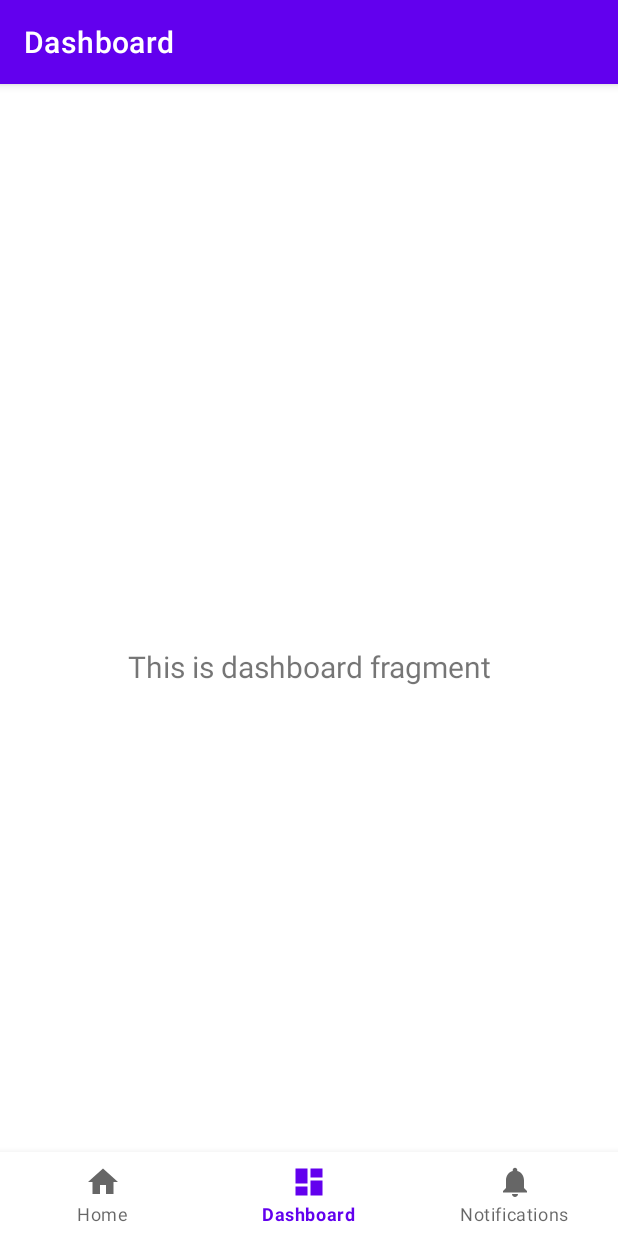
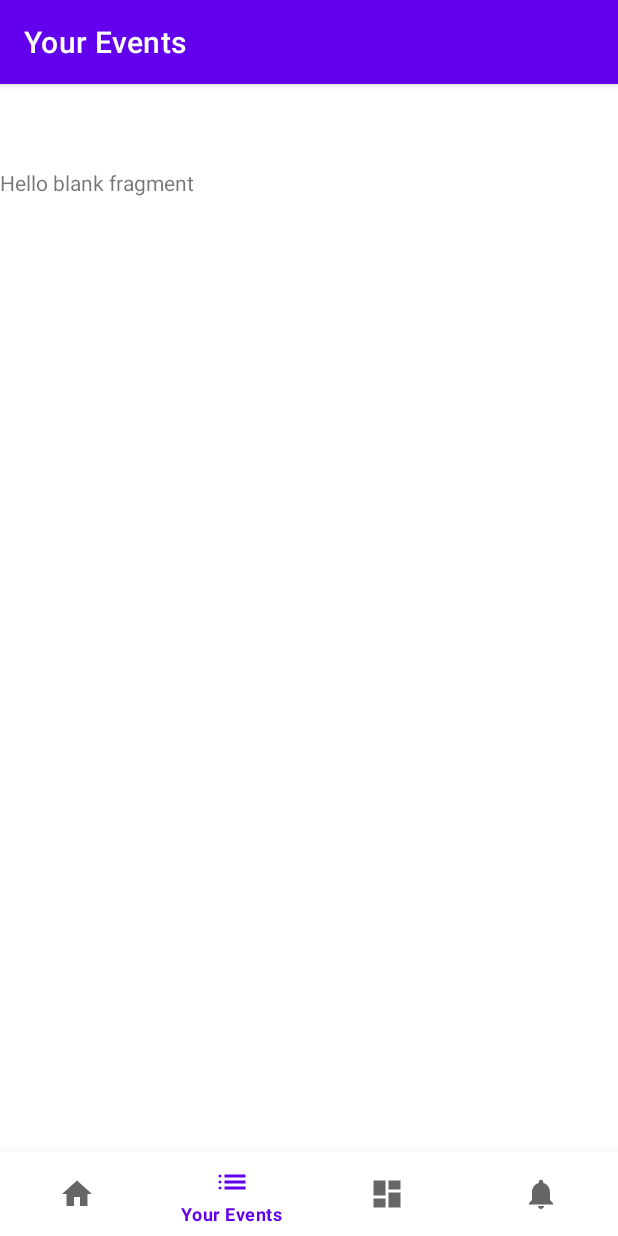
Before and after one commit to CMPUT301F25dangle/dangle-lotto, an Android app: the screen it shows after launch (MainActivity), item 2 of the bottom bar chosen, on a phone screen of 412 x 824 dp. Run offline under Robolectric (Android 15) with nearby library versions, the phone set to English and light mode, and no system bars; our stand-ins replace navigation-ui.

Commit message:
added your events button to bottom nav bar

```diff
--- a/app/src/main/java/com/example/dangle_lotto/MainActivity.java
+++ b/app/src/main/java/com/example/dangle_lotto/MainActivity.java
@@ -27,7 +27,7 @@ public class MainActivity extends AppCompatActivity {
         // Passing each menu ID as a set of Ids because each
         // menu should be considered as top level destinations.
         AppBarConfiguration appBarConfiguration = new AppBarConfiguration.Builder(
-                R.id.navigation_home, R.id.navigation_dashboard, R.id.navigation_notifications)
+                R.id.navigation_home, R.id.navigation_your_events, R.id.navigation_dashboard, R.id.navigation_notifications)
                 .build();
         NavController navController = Navigation.findNavController(this, R.id.nav_host_fragment_activity_main);
         NavigationUI.setupActionBarWithNavController(this, navController, appBarConfiguration);
--- a/app/src/main/java/com/example/dangle_lotto/ui/Event.java
+++ /dev/null
@@ -1,4 +0,0 @@
-package com.example.dangle_lotto.ui;
-
-public class Event {
-}
--- /dev/null
+++ b/app/src/main/java/com/example/dangle_lotto/ui/yourevents/YourEventsFragment.java
@@ -0,0 +1,29 @@
+package com.example.dangle_lotto.ui.yourevents;
+
+import android.os.Bundle;
+
+import androidx.fragment.app.Fragment;
+
+import android.view.LayoutInflater;
+import android.view.View;
+import android.view.ViewGroup;
+
+import com.example.dangle_lotto.R;
+import com.example.dangle_lotto.databinding.FragmentYourEventsBinding;
+
+/**
+ *
+ */
+public class YourEventsFragment extends Fragment {
+    private FragmentYourEventsBinding binding;
+
+    @Override
+    public View onCreateView(LayoutInflater inflater, ViewGroup container,
+                             Bundle savedInstanceState) {
+        binding = FragmentYourEventsBinding.inflate(inflater, container, false);
+        View root = binding.getRoot();
+
+
+        return root;
+    }
+}
--- /dev/null
+++ b/app/src/main/res/drawable/outline_list_24.xml
@@ -0,0 +1,5 @@
+<vector xmlns:android="http://schemas.android.com/apk/res/android" android:autoMirrored="true" android:height="24dp" android:tint="#000000" android:viewportHeight="960" android:viewportWidth="960" android:width="24dp">
+
+    <path android:fillColor="@android:color/white" android:pathData="M280,360L280,280L840,280L840,360L280,360ZM280,520L280,440L840,440L840,520L280,520ZM280,680L280,600L840,600L840,680L280,680ZM160,360Q143,360 131.5,348.5Q120,337 120,320Q120,303 131.5,291.5Q143,280 160,280Q177,280 188.5,291.5Q200,303 200,320Q200,337 188.5,348.5Q177,360 160,360ZM160,520Q143,520 131.5,508.5Q120,497 120,480Q120,463 131.5,451.5Q143,440 160,440Q177,440 188.5,451.5Q200,463 200,480Q200,497 188.5,508.5Q177,520 160,520ZM160,680Q143,680 131.5,668.5Q120,657 120,640Q120,623 131.5,611.5Q143,600 160,600Q177,600 188.5,611.5Q200,623 200,640Q200,657 188.5,668.5Q177,680 160,680Z"/>
+
+</vector>
--- /dev/null
+++ b/app/src/main/res/layout/fragment_your_events.xml
@@ -0,0 +1,14 @@
+<?xml version="1.0" encoding="utf-8"?>
+<FrameLayout xmlns:android="http://schemas.android.com/apk/res/android"
+    xmlns:tools="http://schemas.android.com/tools"
+    android:layout_width="match_parent"
+    android:layout_height="match_parent"
+    tools:context=".ui.yourevents.YourEventsFragment">
+
+    <!-- TODO: Update blank fragment layout -->
+    <TextView
+        android:layout_width="match_parent"
+        android:layout_height="match_parent"
+        android:text="@string/hello_blank_fragment" />
+
+</FrameLayout>
--- a/app/src/main/res/menu/bottom_nav_menu.xml
+++ b/app/src/main/res/menu/bottom_nav_menu.xml
@@ -5,6 +5,11 @@
         android:id="@+id/navigation_home"
         android:icon="@drawable/ic_home_black_24dp"
         android:title="@string/title_home" />
+
+    <item
+        android:id="@+id/navigation_your_events"
+        android:icon="@drawable/outline_list_24"
+        android:title="@string/title_your_events" />
 
     <item
         android:id="@+id/navigation_dashboard"
--- a/app/src/main/res/navigation/mobile_navigation.xml
+++ b/app/src/main/res/navigation/mobile_navigation.xml
@@ -22,4 +22,10 @@
         android:name="com.example.dangle_lotto.ui.notifications.NotificationsFragment"
         android:label="@string/title_notifications"
         tools:layout="@layout/fragment_notifications" />
+
+    <fragment
+        android:id="@+id/navigation_your_events"
+        android:name="com.example.dangle_lotto.ui.yourevents.YourEventsFragment"
+        android:label="@string/title_your_events"
+        tools:layout="@layout/fragment_your_events" />
 </navigation>
--- a/app/src/main/res/values/strings.xml
+++ b/app/src/main/res/values/strings.xml
@@ -3,4 +3,7 @@
     <string name="title_home">Home</string>
     <string name="title_dashboard">Dashboard</string>
     <string name="title_notifications">Notifications</string>
+    <!-- TODO: Remove or change this placeholder text -->
+    <string name="hello_blank_fragment">Hello blank fragment</string>
+    <string name="title_your_events">Your Events</string>
 </resources>
```
